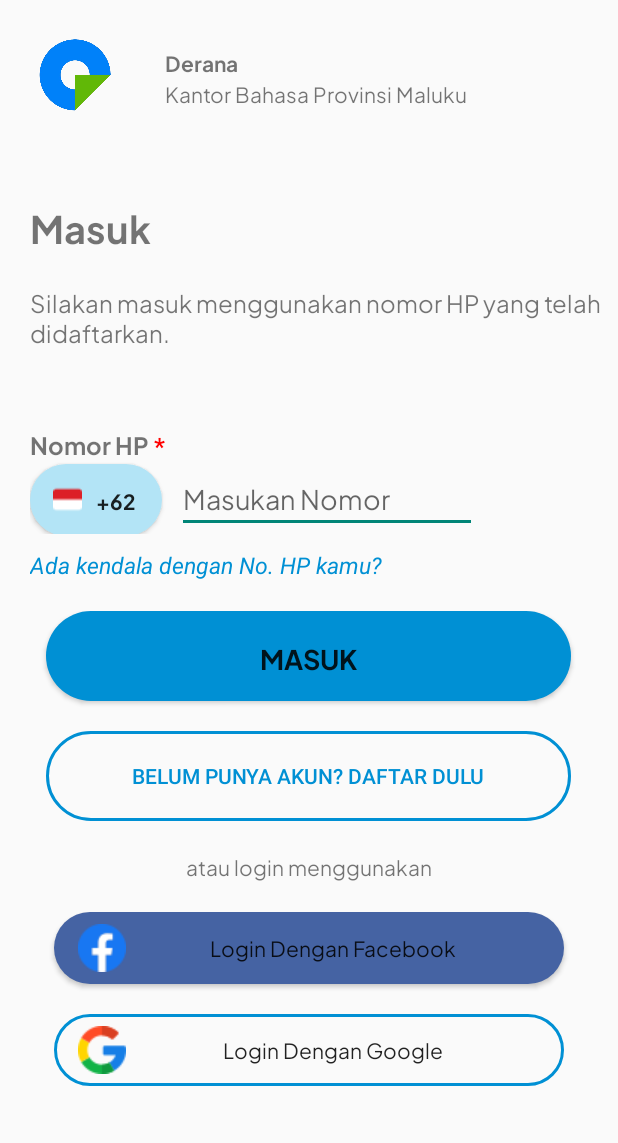
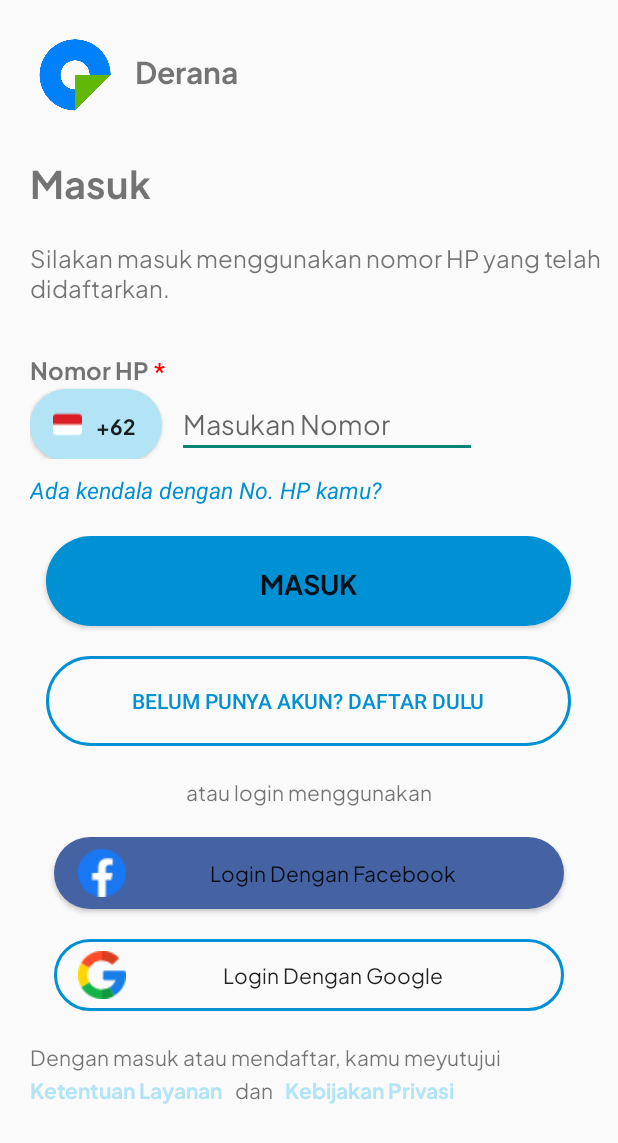
Before and after one commit to Amrin002/Derana, an Android app: the screen it shows after launch (MainActivity), on a phone screen of 412 x 824 dp. Shown: the top 1143 px of the screen. Run offline under Robolectric (Android 15) with nearby library versions, the phone set to English and light mode, and no system bars.

Commit message:
Hari ke 2

```diff
--- a/app/build.gradle.kts
+++ b/app/build.gradle.kts
@@ -45,4 +45,5 @@ dependencies {
     androidTestImplementation("androidx.test.ext:junit:1.1.5")
     androidTestImplementation("androidx.test.espresso:espresso-core:3.5.1")
     implementation("com.hbb20:ccp:2.5.1")
+    implementation("androidx.viewpager2:viewpager2:1.0.0")
 }
--- a/app/src/main/AndroidManifest.xml
+++ b/app/src/main/AndroidManifest.xml
@@ -12,9 +12,10 @@
         android:supportsRtl="true"
         android:theme="@style/Theme.Derana"
         tools:targetApi="31">
+
         <activity
             android:name=".SplashActivity"
-            android:exported="true" >
+            android:exported="true">
             <intent-filter>
                 <action android:name="android.intent.action.MAIN" />
 
@@ -23,8 +24,7 @@
         </activity>
         <activity
             android:name=".MainActivity"
-            android:exported="false">
-        </activity>
+            android:exported="false"></activity>
     </application>
 
 </manifest>
--- a/app/src/main/java/com/deranaindonesia/derana/MainActivity.kt
+++ b/app/src/main/java/com/deranaindonesia/derana/MainActivity.kt
@@ -1,11 +1,101 @@
 package com.deranaindonesia.derana
 
+import android.content.Intent
 import androidx.appcompat.app.AppCompatActivity
 import android.os.Bundle
+import android.widget.Button
+import android.widget.EditText
+import android.widget.TextView
+import android.widget.Toast
 
 class MainActivity : AppCompatActivity() {
+    //inisialisai variabel
+    private lateinit var etPhone : EditText
+    private lateinit var btnMasuk : Button
+    private lateinit var btnDaftar : Button
+    private lateinit var btnAltFb : Button
+    private lateinit var btnAltGoogle : Button
+    private lateinit var btnKetentuan : TextView
+    private lateinit var btnPrivasi : TextView
+    private lateinit var btnKendala : TextView
     override fun onCreate(savedInstanceState: Bundle?) {
         super.onCreate(savedInstanceState)
         setContentView(R.layout.activity_main)
+
+        //identifikasi Variable
+        btnMasuk = findViewById(R.id.btnMasuk)
+        btnDaftar = findViewById(R.id.btnReg)
+        btnAltFb = findViewById(R.id.altFacebook)
+        btnAltGoogle = findViewById(R.id.altGoogle)
+        btnKetentuan = findViewById(R.id.btnKetentuan)
+        btnPrivasi = findViewById(R.id.btnPrivasi)
+        etPhone = findViewById(R.id.etPhoneNumber)
+        btnKendala = findViewById(R.id.txKendala)
+
+        btnMasuk.setOnClickListener{
+            masuk()
+        }
+
+        btnDaftar.setOnClickListener{
+            daftar()
+        }
+
+        btnKendala.setOnClickListener{
+            kendala()
+        }
+        btnAltFb.setOnClickListener{
+            altFb()
+        }
+        btnAltGoogle.setOnClickListener{
+            altGoogle()
+        }
+
+        btnKetentuan.setOnClickListener{
+            layanan()
+        }
+        btnPrivasi.setOnClickListener{
+            privasi()
+        }
+
     }
+
+    private fun masuk() {
+        // Implemantasi button masuk
+
+    }
+
+    private fun daftar() {
+        // implementasi Button daftar
+        showToast("Daftar")
+    }
+    private fun kendala() {
+        showToast("Kendala")
+        // implementasi button kendala masuk
+    }
+    private fun altFb() {
+        showToast("Alt Fb")
+        // implementasi Button Alternatif login Facebook
+    }
+
+    private fun altGoogle() {
+        showToast("Alt Google")
+        // implenemtasi button alternative login google
+
+    }
+
+    private fun layanan() {
+        showToast("Layanan")
+        // implementasi Ketentuan layanan ketika diklik
+    }
+    private fun privasi() {
+        showToast("Privasi")
+        //implementasi button kebijakan privasi
+    }
+
+    private fun showToast(message: String) {
+        // Dipakai hanya untuk kepentingan testing
+        Toast.makeText(this, message, Toast.LENGTH_SHORT).show()
+    }
+
+
 }
--- a/app/src/main/res/layout/_ly_button_masuk.xml
+++ b/app/src/main/res/layout/_ly_login_button_masuk.xml
@@ -17,6 +17,7 @@
         android:textSize="18dp"
         android:fontFamily="@font/jakartabold"/>
     <Button
+        android:id="@+id/btnReg"
         android:layout_width="350dp"
         android:layout_height="60dp"
         android:layout_below="@id/btnMasuk"
--- a/app/src/main/res/layout/_ly_header_login.xml
+++ b/app/src/main/res/layout/_ly_login_header_login.xml
@@ -3,32 +3,30 @@
     android:layout_width="match_parent"
     android:orientation="horizontal"
     android:layout_height="wrap_content"
+    android:layout_marginLeft="20dp"
+    android:layout_marginTop="20dp"
     >
 
     <ImageView
         android:layout_width="60dp"
         android:layout_height="60dp"
         android:src="@drawable/logoderana"
-        android:layout_marginLeft="20dp"
-        android:layout_marginTop="20dp"
+
         android:id="@+id/iconLogo"
         android:background="@color/transparansi"/>
     <LinearLayout
         android:layout_width="wrap_content"
         android:layout_height="wrap_content"
         android:orientation="vertical"
-        android:layout_marginTop="30dp"
-        android:layout_marginLeft="30dp">
+        android:layout_marginLeft="10dp"
+        android:layout_marginTop="10dp">
         <TextView
             android:layout_width="wrap_content"
             android:layout_height="wrap_content"
             android:text="Derana"
+            android:textSize="20dp"
             android:fontFamily="@font/jakartabold"/>
-        <TextView
-            android:layout_width="wrap_content"
-            android:layout_height="wrap_content"
-            android:text="Kantor Bahasa Provinsi Maluku"
-            android:fontFamily="@font/jakartareguler"/>
+
 
     </LinearLayout>
 
--- /dev/null
+++ b/app/src/main/res/layout/_ly_login_kebijakan.xml
@@ -0,0 +1,47 @@
+<?xml version="1.0" encoding="utf-8"?>
+<LinearLayout xmlns:android="http://schemas.android.com/apk/res/android"
+    android:layout_width="wrap_content"
+    android:orientation="vertical"
+    android:layout_height="wrap_content"
+    android:layout_marginTop="20dp"
+    android:layout_marginLeft="20dp"
+    >
+    <TextView
+        android:layout_width="wrap_content"
+        android:layout_height="wrap_content"
+        android:text="Dengan masuk atau mendaftar, kamu meyutujui"
+        android:fontFamily="@font/jakartareguler"/>
+    <LinearLayout
+        android:layout_width="wrap_content"
+        android:layout_height="wrap_content"
+        android:orientation="horizontal">
+        <TextView
+            android:layout_width="wrap_content"
+            android:layout_height="wrap_content"
+            android:text="Ketentuan Layanan"
+            android:textColor="@color/birumuda"
+            android:fontFamily="@font/jakartabold"
+            android:id="@+id/btnKetentuan"
+            android:onClick="layanan"/>
+        <TextView
+            android:layout_width="wrap_content"
+            android:layout_height="wrap_content"
+            android:text="dan"
+            android:fontFamily="@font/jakartareguler"
+            android:paddingLeft="8dp"
+            android:paddingRight="8dp"/>
+        <TextView
+
+            android:layout_width="wrap_content"
+            android:layout_height="wrap_content"
+            android:id="@+id/btnPrivasi"
+            android:text="Kebijakan Privasi"
+            android:textColor="@color/birumuda"
+            android:fontFamily="@font/jakartabold"
+            android:onClick="privasi"
+            />
+
+    </LinearLayout>
+
+
+</LinearLayout>
--- a/app/src/main/res/layout/_ly_masuk.xml
+++ b/app/src/main/res/layout/_ly_login_masuk.xml
@@ -4,7 +4,7 @@
     android:layout_width="match_parent"
     android:layout_height="wrap_content"
     android:layout_marginLeft="20dp"
-    android:layout_marginTop="50dp">
+    android:layout_marginTop="20dp">
     <TextView
         android:layout_width="wrap_content"
         android:layout_height="wrap_content"
--- a/app/src/main/res/layout/_ly_nomorhp.xml
+++ b/app/src/main/res/layout/_ly_login_nomorhp.xml
@@ -4,7 +4,7 @@
     android:orientation="vertical"
     android:layout_width="match_parent"
     android:layout_marginLeft="20dp"
-    android:layout_marginTop="50dp"
+    android:layout_marginTop="30dp"
     android:layout_height="wrap_content">
     <LinearLayout
         android:layout_width="wrap_content"
--- a/app/src/main/res/layout/activity_main.xml
+++ b/app/src/main/res/layout/activity_main.xml
@@ -6,9 +6,9 @@
     android:layout_width="match_parent"
     android:layout_height="match_parent"
     tools:context=".MainActivity">
-    <include layout="@layout/_ly_header_login"/>
-    <include layout="@layout/_ly_masuk"/>
-    <include layout="@layout/_ly_nomorhp"/>
+    <include layout="@layout/_ly_login_header_login"/>
+    <include layout="@layout/_ly_login_masuk"/>
+    <include layout="@layout/_ly_login_nomorhp"/>
 
     <TextView
         android:layout_width="wrap_content"
@@ -22,7 +22,7 @@
         android:layout_marginTop="10dp"
         android:onClick="kendala"/>
 
-    <include layout="@layout/_ly_button_masuk"/>
+    <include layout="@layout/_ly_login_button_masuk"/>
 
     <RelativeLayout
         android:layout_width="match_parent"
@@ -36,7 +36,8 @@
         android:layout_centerHorizontal="true"
         android:fontFamily="@font/jakartareguler"/>
     </RelativeLayout>
-    <include layout="@layout/_ly_alt_masuk"/>
+    <include layout="@layout/_ly_login_alt_masuk"/>
+    <include layout="@layout/_ly_login_kebijakan"/>
 
 
 </LinearLayout>
--- /dev/null
+++ b/app/src/main/res/layout/layout_view_pager.xml
@@ -0,0 +1,6 @@
+<?xml version="1.0" encoding="utf-8"?>
+<ImageView xmlns:android="http://schemas.android.com/apk/res/android"
+    android:layout_width="match_parent"
+    android:layout_height="200dp"
+    android:id="@+id/imageView"
+    android:src="@drawable/young_man_surrounded_by_gadgets_taking_notes"/>
```
Also changed, not shown: app/src/main/res/drawable/rounded_progress_bar.xml (added, +18 -0 lines), app/src/main/res/layout/_ly_bflogin_fitur.xml (added, +13 -0 lines), app/src/main/res/layout/_ly_bflogin_fiturbar.xml (added, +61 -0 lines), app/src/main/res/layout/activity_before_login.xml (added, +12 -0 lines), app/src/main/res/layout/widget_button_62.xml (deleted, +0 -20 lines), app/src/main/res/drawable/boy_looking_at_the_globe_through_magnifying_glass.png (added), app/src/main/res/drawable/girl_studying_with_book_and_laptop.png (added), app/src/main/res/drawable/young_man_surrounded_by_gadgets_taking_notes.png (added), app/src/main/res/drawable/young_people_working_on_computer.png (added), app/src/main/res/layout/_ly_login_alt_masuk.xml (renamed from app/src/main/res/layout/_ly_alt_masuk.xml).
